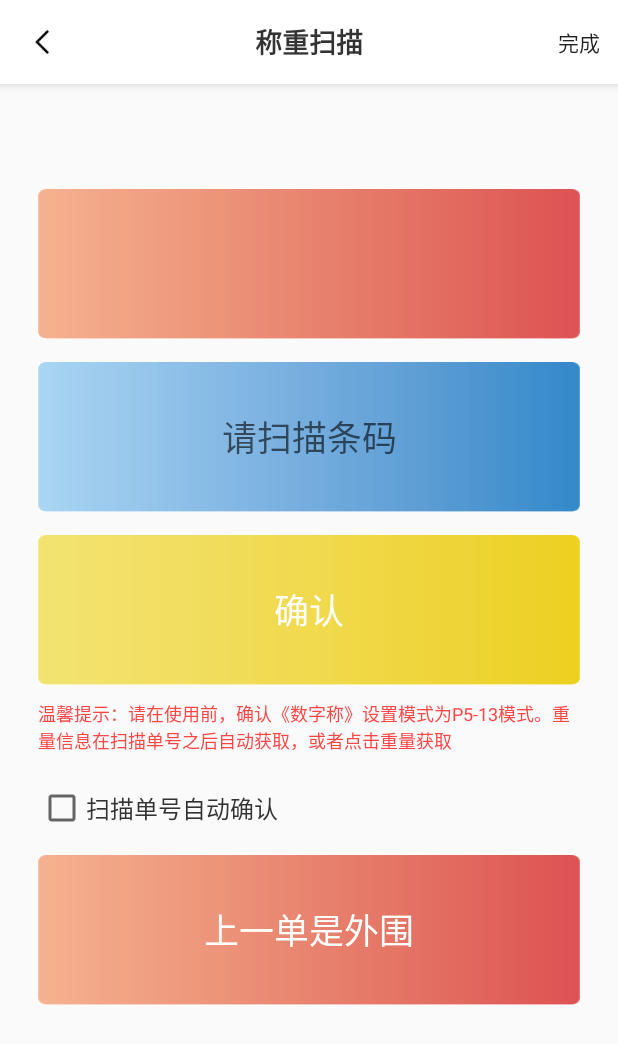
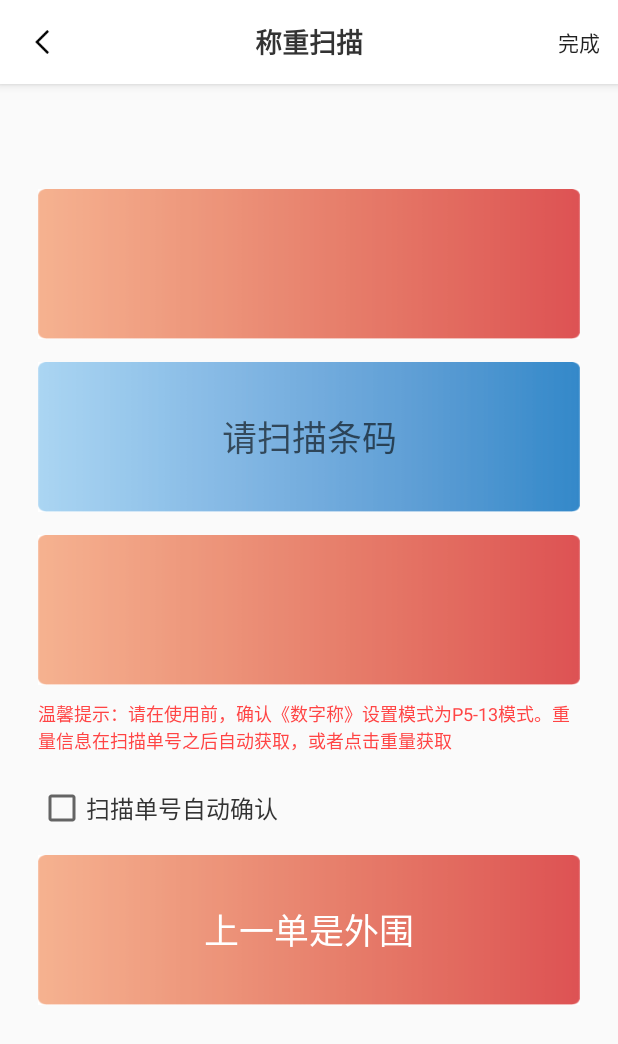
Before and after one commit to chen1311j/bluetooth_weighting, an Android app: the WeighScanCodeActivity screen opened directly, with no data from a screen before it, on a phone screen of 412 x 824 dp. Shown: the top 1044 px of the screen. Run offline under Robolectric (Android 15) with nearby library versions, the phone set to English and light mode, and no system bars; our stand-ins replace RxJava, data binding; libraries missing offline, so code that uses them is left out: com.uber.autodispose; pictures from the network do not load; 4 statements that could not run were skipped.

Commit message:
修改订单类型2

```diff
--- a/app/src/main/res/layout/weigh_scan_code_activity.xml
+++ b/app/src/main/res/layout/weigh_scan_code_activity.xml
@@ -85,11 +85,10 @@
                     android:layout_width="match_parent"
                     android:layout_height="@dimen/dimen_100dp"
                     android:layout_marginTop="@dimen/dimen_15dp"
-                    android:background="@drawable/selected_enabled_color"
-                    android:enabled="@{vm.isEnabled()}"
+                    android:background="@mipmap/bg_red"
                     android:gravity="center"
                     android:onClick="@{(v)->presenter.onClick(v)}"
-                    android:text="确认"
+                    android:text="@{vm.orderType}"
                     android:textColor="@color/selected_ffffff_333333"
                     android:textSize="@dimen/sp_23" />
 
```
Also changed, not shown: 2 other files.
